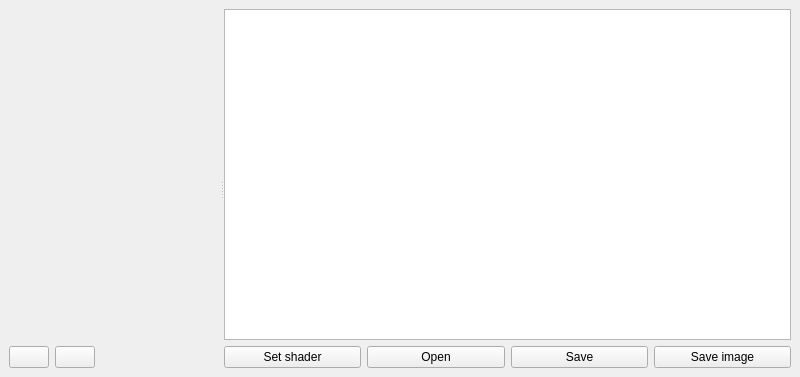
First picture: the form in src/ShaderRunner/srMainWindow.ui, repository utak3r/ShaderRunner, before the edit.
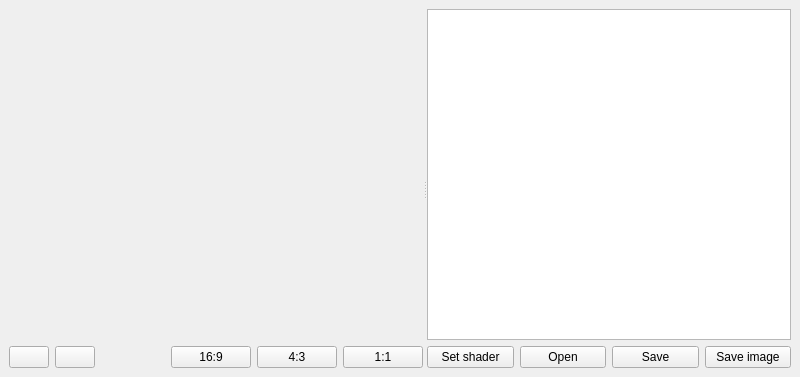
Second picture: the form after the edit. Icons and pictures are not drawn. Custom widgets are drawn as their Qt base class.

Commit message: Setting up the aspect ratio of the GL window

```diff
--- a/src/ShaderRunner/srMainWindow.ui
+++ b/src/ShaderRunner/srMainWindow.ui
@@ -69,11 +69,32 @@
             </property>
            </spacer>
           </item>
+          <item>
+           <widget class="QPushButton" name="btnAspect169">
+            <property name="text">
+             <string>16:9</string>
+            </property>
+           </widget>
+          </item>
+          <item>
+           <widget class="QPushButton" name="btnAspect43">
+            <property name="text">
+             <string>4:3</string>
+            </property>
+           </widget>
+          </item>
+          <item>
+           <widget class="QPushButton" name="btnAspectSquare">
+            <property name="text">
+             <string>1:1</string>
+            </property>
+           </widget>
+          </item>
          </layout>
         </item>
        </layout>
       </widget>
-      <widget class="QWidget" name="">
+      <widget class="QWidget" name="layoutWidget">
        <layout class="QVBoxLayout" name="verticalLayout">
         <item>
          <widget class="QTextEdit" name="textEdit">
```
Left out of the diff: 2 changed lines with no effect on the pictures. The commit also changes 3 other files.
